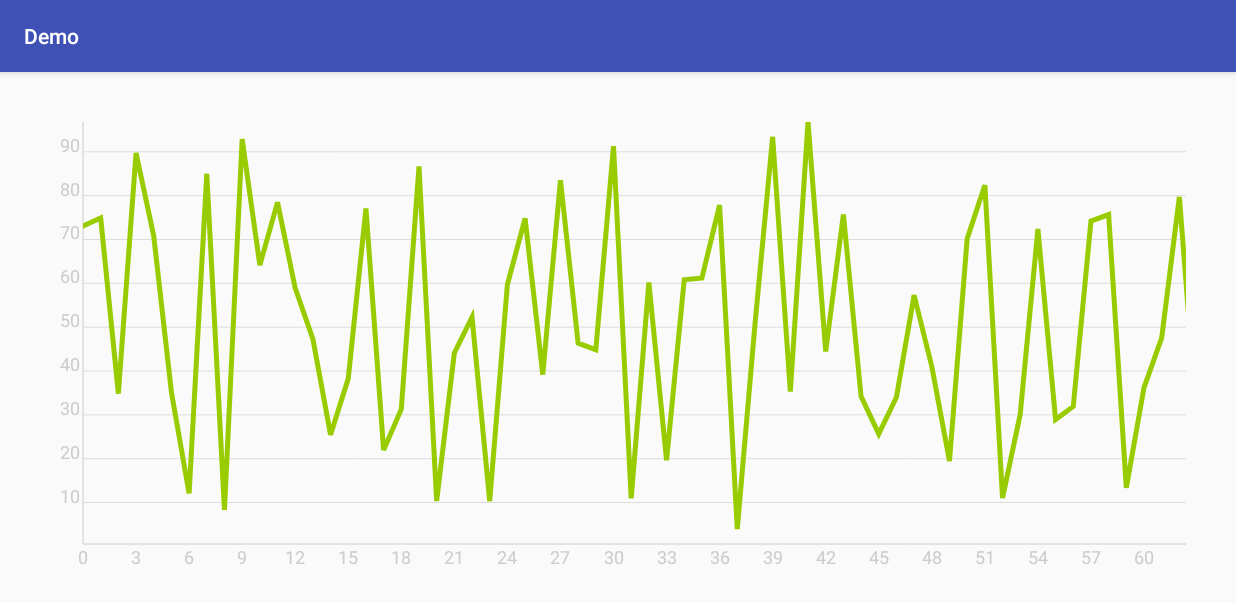
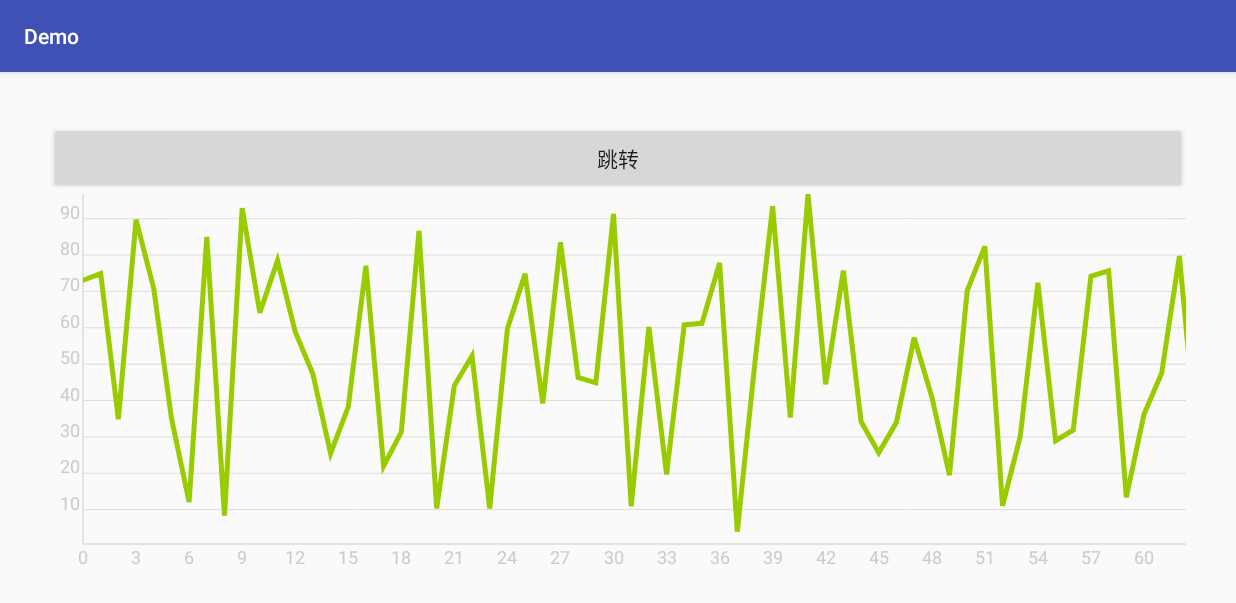
Before and after one commit to gzfgeh/AndroidDemo, an Android app: the CustomChartActivity screen opened directly, with no data from a screen before it, on a phone screen of 824 x 412 dp (held sideways). Shown: the top 603 px of the screen. Run offline under Robolectric (Android 15) with nearby library versions, the phone set to English and light mode, and no system bars; our stand-ins replace ButterKnife; libraries missing offline, so code that uses them is left out: rx.android.schedulers, rx.schedulers.

Commit message:
add chart

```diff
--- a/app/src/main/java/com/gzfgeh/CustomChart/CustomChartActivity.java
+++ b/app/src/main/java/com/gzfgeh/CustomChart/CustomChartActivity.java
@@ -1,6 +1,8 @@
 package com.gzfgeh.CustomChart;
 
 import android.os.Bundle;
+import android.view.View;
+import android.widget.Button;
 
 import com.gzfgeh.BaseActivity;
 import com.gzfgeh.R;
@@ -11,7 +13,6 @@ import java.util.List;
 import butterknife.Bind;
 import butterknife.ButterKnife;
 import lecho.lib.hellocharts.gesture.ZoomType;
-import lecho.lib.hellocharts.listener.ViewportChangeListener;
 import lecho.lib.hellocharts.model.Axis;
 import lecho.lib.hellocharts.model.Line;
 import lecho.lib.hellocharts.model.LineChartData;
@@ -19,19 +20,21 @@ import lecho.lib.hellocharts.model.PointValue;
 import lecho.lib.hellocharts.model.Viewport;
 import lecho.lib.hellocharts.util.ChartUtils;
 import lecho.lib.hellocharts.view.LineChartView;
-import lecho.lib.hellocharts.view.PreviewLineChartView;
 
 /**
  * Description:
  * Created by guzhenfu on 2016/4/29 10:01.
  */
-public class CustomChartActivity extends BaseActivity {
+public class CustomChartActivity extends BaseActivity implements View.OnClickListener {
     @Bind(R.id.chart)
     LineChartView chart;
+    @Bind(R.id.go)
+    Button go;
 
     private LineChartData data;
     private int numValues = 500;
     private LineChartData previewData;
+    private Viewport tempViewport;
 
     @Override
     protected void onCreate(Bundle savedInstanceState) {
@@ -45,7 +48,11 @@ public class CustomChartActivity extends BaseActivity {
         chart.setZoomType(ZoomType.HORIZONTAL);
         chart.setZoomEnabled(true);
         chart.setScrollEnabled(true);
-        showCurrentViewChart(chart);
+        chart.setZoomType(ZoomType.HORIZONTAL);
+        tempViewport = new Viewport(chart.getMaximumViewport());
+        showCurrentViewChart(0, tempViewport.width() / 8);
+
+        go.setOnClickListener(this);
     }
 
     private void generateDefaultData() {
@@ -72,13 +79,14 @@ public class CustomChartActivity extends BaseActivity {
         previewData.getLines().get(0).setColor(ChartUtils.DEFAULT_DARKEN_COLOR);
     }
 
-    private void showCurrentViewChart(LineChartView chart) {
-        Viewport tempViewport = new Viewport(chart.getMaximumViewport());
-        float dx = tempViewport.width() / 8;
-        tempViewport.set(0, tempViewport.top, dx, tempViewport.bottom);
+    private void showCurrentViewChart(float left, float right) {
+        tempViewport.set(left, tempViewport.top, right, tempViewport.bottom);
         chart.setCurrentViewport(tempViewport);
-        chart.setZoomType(ZoomType.HORIZONTAL);
     }
 
 
+    @Override
+    public void onClick(View v) {
+        showCurrentViewChart(100, chart.getCurrentViewport().width() + 100);
+    }
 }
--- a/app/src/main/java/lecho/lib/hellocharts/gesture/ChartTouchHandler.java
+++ b/app/src/main/java/lecho/lib/hellocharts/gesture/ChartTouchHandler.java
@@ -35,11 +35,11 @@ public class ChartTouchHandler {
     protected boolean isScrollEnabled = true;
     protected boolean isValueTouchEnabled = true;
     protected boolean isValueSelectionEnabled = false;
-    private RefreshTouchLineListener touchLineListener;
+    private RefreshTouchLineListener refreshTouchLineListener;
 
     public void setTouchLine(RefreshTouchLineListener listener) {
-        if (touchLineListener == null)
-            this.touchLineListener = listener;
+        if (refreshTouchLineListener == null)
+            this.refreshTouchLineListener = listener;
     }
 
     public void setTouchLineData(TouchLine touchLine) {
@@ -296,6 +296,7 @@ public class ChartTouchHandler {
 
     public interface RefreshTouchLineListener{
         void onRefreshTouchLineListener();
+        //void loadMore();
     }
 
     protected class ChartScaleGestureListener extends ScaleGestureDetector.SimpleOnScaleGestureListener {
@@ -322,8 +323,8 @@ public class ChartTouchHandler {
         public void onLongPress(MotionEvent e) {
             super.onLongPress(e);
             isScrollEnabled = false;
-            if (touchLineListener != null)
-                touchLineListener.onRefreshTouchLineListener();
+            if (refreshTouchLineListener != null)
+                refreshTouchLineListener.onRefreshTouchLineListener();
         }
 
         @Override
@@ -335,7 +336,6 @@ public class ChartTouchHandler {
 
                 return chartScroller.startScroll(computator);
             }
-
             return false;
 
         }
@@ -351,15 +351,15 @@ public class ChartTouchHandler {
 
         @Override
         public boolean onScroll(MotionEvent e1, MotionEvent e2, float distanceX, float distanceY) {
-            LogUtils.i("renderer.getCurrentViewport().left : " + renderer.getCurrentViewport().left
-                    + "----renderer.getCurrentViewport().right : " + renderer.getCurrentViewport().right);
-
             if (isScrollEnabled) {
                 boolean canScroll = chartScroller
                         .scroll(computator, distanceX, distanceY, scrollResult);
-
+                LogUtils.i("canScroll : " + canScroll);
+                if (!canScroll){
+//                    if (refreshTouchLineListener != null)
+//                        refreshTouchLineListener.loadMore();
+                }
                 allowParentInterceptTouchEvent(scrollResult);
-
                 return canScroll;
             }
 
--- a/app/src/main/res/layout/activity_chart_view.xml
+++ b/app/src/main/res/layout/activity_chart_view.xml
@@ -4,6 +4,12 @@
     android:layout_width="match_parent"
     android:layout_height="match_parent"
     android:padding="50px">
+
+    <Button
+        android:layout_width="match_parent"
+        android:layout_height="wrap_content"
+        android:text="跳转"
+        android:id="@+id/go"/>
 
     <lecho.lib.hellocharts.view.LineChartView
         android:id="@+id/chart"
```
